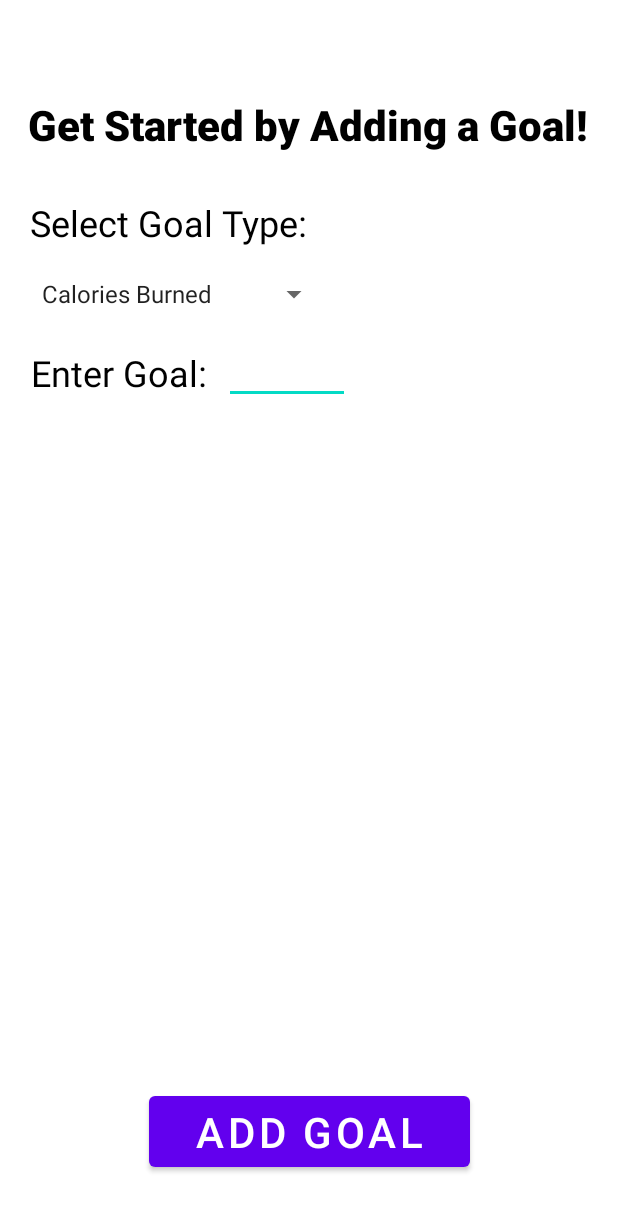
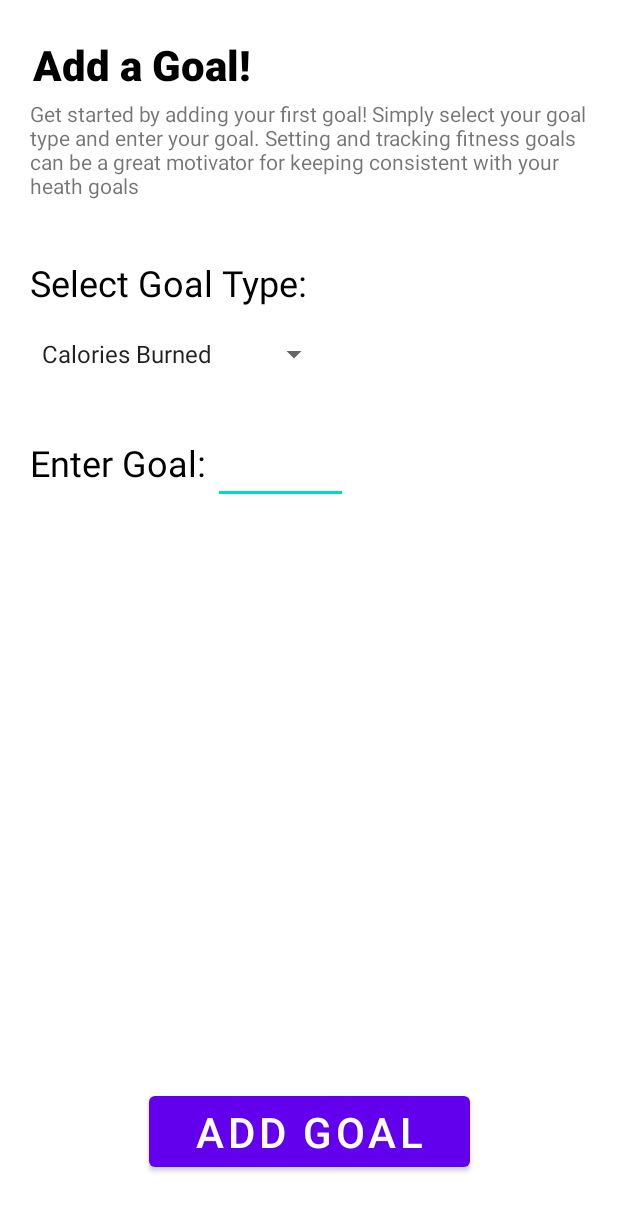
Before and after one commit to Saugat1017/Fitness-Tracker, an Android app: the SetGoalRegistrationActivity screen opened directly, with no data from a screen before it, on a phone screen of 412 x 824 dp. Shown: the top 1211 px of the screen. Run offline under Robolectric (Android 15) with nearby library versions, the phone set to English and light mode, and no system bars.

Commit message:
Add goal on registration completed

```diff
--- a/app/src/main/java/com/cse3310/myfitnesstracker/FitnessDatabaseHelper.java
+++ b/app/src/main/java/com/cse3310/myfitnesstracker/FitnessDatabaseHelper.java
@@ -13,6 +13,7 @@ import java.util.ArrayList;
 import java.util.Objects;
 
 public class FitnessDatabaseHelper extends SQLiteOpenHelper {
+    private static FitnessDatabaseHelper instance;
     private static final String DATABASE_NAME = "FitnessTracker.db";
     private static final int DATABASE_VERSION = 1;
 
@@ -136,7 +137,6 @@ public class FitnessDatabaseHelper extends SQLiteOpenHelper {
         ContentValues values = new ContentValues();
         values.put(COLUMN_GOAL_USERID, userID);
         values.put(COLUMN_GOAL_TITLE, title);
-
 
         db.insert(TABLE_GOAL, null, values);
         db.close();
@@ -344,4 +344,11 @@ public class FitnessDatabaseHelper extends SQLiteOpenHelper {
 
         return loginSuccess;
     }
+
+    public static synchronized FitnessDatabaseHelper getInstance(Context context) {
+        if (instance == null) {
+            instance = new FitnessDatabaseHelper(context.getApplicationContext());
+        }
+        return instance;
+    }
 }
--- a/app/src/main/java/com/cse3310/myfitnesstracker/RegisterActivity.java
+++ b/app/src/main/java/com/cse3310/myfitnesstracker/RegisterActivity.java
@@ -21,6 +21,7 @@ public class RegisterActivity extends AppCompatActivity {
         setContentView(R.layout.activity_register);
 
         db = new FitnessDatabaseHelper(this);
+        //db = FitnessDatabaseHelper.getInstance(this);
 
         regFirstName = findViewById(R.id.first_name);
         regLastName = findViewById(R.id.last_name);
--- a/app/src/main/java/com/cse3310/myfitnesstracker/SetGoalRegistrationActivity.java
+++ b/app/src/main/java/com/cse3310/myfitnesstracker/SetGoalRegistrationActivity.java
@@ -1,4 +1,6 @@
 package com.cse3310.myfitnesstracker;
+
+import static java.security.AccessController.getContext;
 
 import android.app.AlertDialog;
 import android.content.Context;
@@ -15,6 +17,10 @@ import android.widget.TextView;
 import android.widget.Toast;
 import androidx.appcompat.app.AppCompatActivity;
 import android.widget.Spinner;
+import com.cse3310.myfitnesstracker.FitnessDatabaseHelper;
+import com.cse3310.myfitnesstracker.R;
+import com.cse3310.myfitnesstracker.Singleton;
+import com.cse3310.myfitnesstracker.databinding.FragmentGoalsBinding;
 
 import com.cse3310.myfitnesstracker.ui.goals.MyCheckBox;
 import com.google.android.material.navigation.NavigationView;
@@ -33,9 +39,10 @@ public class SetGoalRegistrationActivity extends AppCompatActivity{
     protected void onCreate(Bundle savedInstanceState) {
         super.onCreate(savedInstanceState);
         setContentView(R.layout.activity_registration_add_goal);
-
+        // Initialize variables
         addGoalButton = findViewById(R.id.addGoalButton);
         goalNumber = findViewById(R.id.goalNumber);
+        db = FitnessDatabaseHelper.getInstance(this);
 
         // Set up drop down menu for selecting goal
         goalSelectorDropDown = findViewById(R.id.goalSelectorDropDown);
@@ -59,7 +66,9 @@ public class SetGoalRegistrationActivity extends AppCompatActivity{
                 Toast.makeText(SetGoalRegistrationActivity.this, "Goal: " + goal, Toast.LENGTH_SHORT).show();
 
                 // Add to database
-
+                db.updateUser(db.getUserID(), 0, 1);
+                startActivity(new Intent(SetGoalRegistrationActivity.this, MainActivity.class));
+                finish();
             }
 
         });
--- a/app/src/main/res/layout/activity_registration_add_goal.xml
+++ b/app/src/main/res/layout/activity_registration_add_goal.xml
@@ -5,54 +5,18 @@
     android:layout_width="match_parent"
     android:layout_height="match_parent">
 
-    <Spinner
-        android:id="@+id/goalSelectorDropDown"
-        android:layout_width="200dp"
-        android:layout_height="40dp"
-        android:layout_marginStart="20dp"
-        android:layout_marginTop="176dp"
-        android:spinnerMode="dropdown"
-        app:layout_constraintStart_toStartOf="parent"
-        app:layout_constraintTop_toTopOf="parent" />
-
     <TextView
         android:id="@+id/GoalSettingGreeter"
         android:layout_width="wrap_content"
         android:layout_height="wrap_content"
-        android:layout_marginTop="64dp"
+        android:layout_marginTop="24dp"
         android:fontFamily="sans-serif"
-        android:text="Get Started by Adding a Goal!"
+        android:text="Add a Goal!"
         android:textColor="@color/black"
         android:textFontWeight="1000"
         android:textSize="28sp"
         app:layout_constraintEnd_toEndOf="parent"
-        app:layout_constraintHorizontal_bias="0.486"
-        app:layout_constraintStart_toStartOf="parent"
-        app:layout_constraintTop_toTopOf="parent" />
-
-    <EditText
-        android:id="@+id/goalNumber"
-        android:layout_width="84dp"
-        android:layout_height="33dp"
-        android:layout_marginTop="236dp"
-        android:ems="10"
-        android:inputType="number"
-        android:textSize="24dp"
-        app:layout_constraintEnd_toEndOf="parent"
-        app:layout_constraintHorizontal_bias="0.455"
-        app:layout_constraintStart_toStartOf="parent"
-        app:layout_constraintTop_toTopOf="parent" />
-
-    <TextView
-        android:id="@+id/EnterGoalPrompt"
-        android:layout_width="147dp"
-        android:layout_height="36dp"
-        android:layout_marginTop="232dp"
-        android:text="Enter Goal: "
-        android:textColor="@color/black"
-        android:textSize="24dp"
-        app:layout_constraintEnd_toEndOf="parent"
-        app:layout_constraintHorizontal_bias="0.079"
+        app:layout_constraintHorizontal_bias="0.082"
         app:layout_constraintStart_toStartOf="parent"
         app:layout_constraintTop_toTopOf="parent" />
 
@@ -61,10 +25,46 @@
         android:layout_width="276dp"
         android:layout_height="44dp"
         android:layout_marginStart="20dp"
-        android:layout_marginTop="132dp"
+        android:layout_marginTop="172dp"
         android:text="Select Goal Type:"
         android:textColor="@color/black"
         android:textSize="24dp"
+        app:layout_constraintStart_toStartOf="parent"
+        app:layout_constraintTop_toTopOf="parent" />
+
+    <TextView
+        android:id="@+id/EnterGoalPrompt"
+        android:layout_width="147dp"
+        android:layout_height="36dp"
+        android:layout_marginTop="292dp"
+        android:text="Enter Goal: "
+        android:textColor="@color/black"
+        android:textSize="24dp"
+        app:layout_constraintEnd_toEndOf="parent"
+        app:layout_constraintHorizontal_bias="0.075"
+        app:layout_constraintStart_toStartOf="parent"
+        app:layout_constraintTop_toTopOf="parent" />
+
+    <EditText
+        android:id="@+id/goalNumber"
+        android:layout_width="90dp"
+        android:layout_height="52dp"
+        android:layout_marginTop="284dp"
+        android:ems="10"
+        android:inputType="number"
+        android:textSize="24dp"
+        app:layout_constraintEnd_toEndOf="parent"
+        app:layout_constraintHorizontal_bias="0.442"
+        app:layout_constraintStart_toStartOf="parent"
+        app:layout_constraintTop_toTopOf="parent" />
+
+    <Spinner
+        android:id="@+id/goalSelectorDropDown"
+        android:layout_width="200dp"
+        android:layout_height="40dp"
+        android:layout_marginStart="20dp"
+        android:layout_marginTop="216dp"
+        android:spinnerMode="dropdown"
         app:layout_constraintStart_toStartOf="parent"
         app:layout_constraintTop_toTopOf="parent" />
 
@@ -80,5 +80,15 @@
         app:layout_constraintHorizontal_bias="0.5"
         app:layout_constraintStart_toStartOf="parent" />
 
+    <TextView
+        android:id="@+id/welcomeMessage"
+        android:layout_width="375dp"
+        android:layout_height="71dp"
+        android:layout_marginStart="20dp"
+        android:layout_marginTop="4dp"
+        android:text="Get started by adding your first goal! Simply select your goal type and enter your goal. Setting and tracking fitness goals can be a great motivator for keeping consistent with your heath goals"
+        app:layout_constraintStart_toStartOf="parent"
+        app:layout_constraintTop_toBottomOf="@+id/GoalSettingGreeter" />
+
 
 </androidx.constraintlayout.widget.ConstraintLayout>
```
